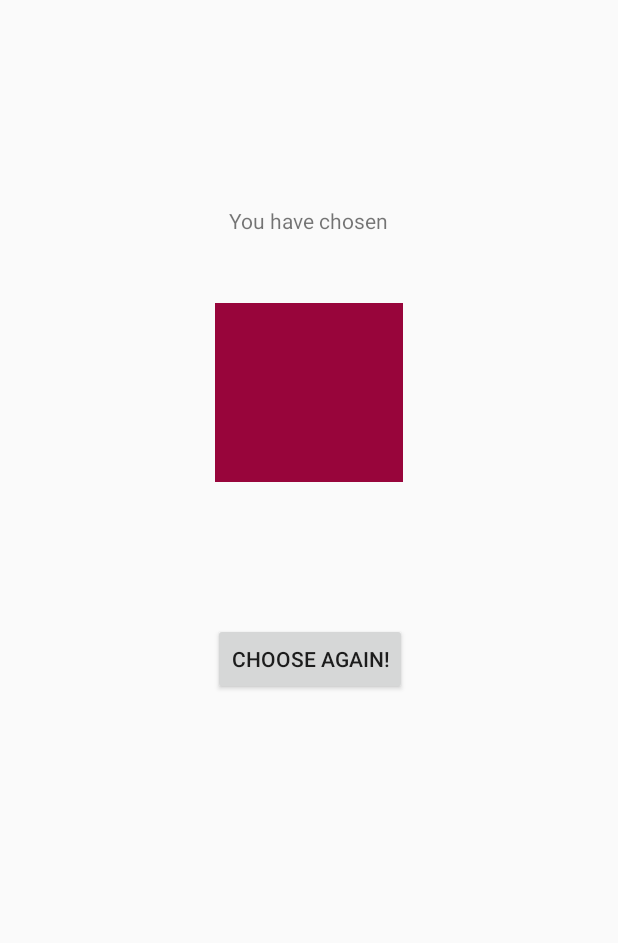
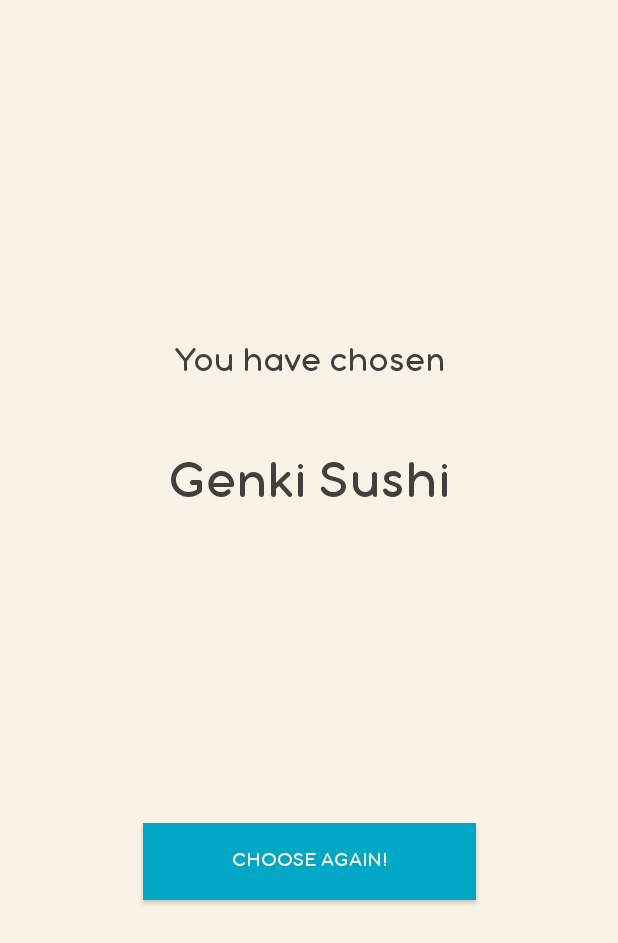
Before and after one commit to homerghad/JMARK, an Android app: the ChosenRestaurantActivity screen opened directly, with no data from a screen before it, on a phone screen of 412 x 824 dp. Shown: the top 943 px of the screen. Run offline under Robolectric (Android 15) with nearby library versions, the phone set to English and light mode, and no system bars.

Commit message:
Revised chosen restaurant activity

```diff
--- a/app/src/main/res/layout/activity_chosen_restaurant.xml
+++ b/app/src/main/res/layout/activity_chosen_restaurant.xml
@@ -4,57 +4,67 @@
     xmlns:tools="http://schemas.android.com/tools"
     android:layout_width="match_parent"
     android:layout_height="match_parent"
+    android:background="@color/colorWhite"
     tools:context=".activity.ChosenRestaurantActivity">
 
     <Button
         android:id="@+id/button9"
-        android:layout_width="wrap_content"
-        android:layout_height="wrap_content"
+        android:layout_width="222dp"
+        android:layout_height="51dp"
+        android:layout_marginBottom="224dp"
+        android:layout_marginEnd="162dp"
+        android:layout_marginLeft="161dp"
+        android:layout_marginRight="162dp"
         android:layout_marginStart="161dp"
-        android:layout_marginLeft="161dp"
-        android:layout_marginTop="7dp"
-        android:layout_marginEnd="162dp"
-        android:layout_marginRight="162dp"
-        android:layout_marginBottom="296dp"
+        android:background="@color/colorTeal"
         android:onClick="goToMainActivity"
         android:text="Choose Again!"
+        app:fontFamily="@font/abc"
+        android:textColor="@color/colorWhite"
         app:layout_constraintBottom_toBottomOf="parent"
         app:layout_constraintEnd_toEndOf="parent"
-        app:layout_constraintHorizontal_bias="0.487"
-        app:layout_constraintStart_toStartOf="parent"
-        app:layout_constraintTop_toBottomOf="@+id/imageView" />
-
-    <ImageView
-        android:id="@+id/imageView"
-        android:layout_width="125dp"
-        android:layout_height="119dp"
-        android:layout_marginStart="143dp"
-        android:layout_marginLeft="143dp"
-        android:layout_marginTop="137dp"
-        android:layout_marginEnd="143dp"
-        android:layout_marginRight="143dp"
-        android:layout_marginBottom="21dp"
-        android:src="@color/colorAccent"
-        app:layout_constraintBottom_toTopOf="@+id/button9"
-        app:layout_constraintEnd_toEndOf="parent"
-        app:layout_constraintStart_toStartOf="parent"
-        app:layout_constraintTop_toTopOf="parent"
-        app:layout_constraintVertical_bias="0.24000001"
-        app:srcCompat="@mipmap/ic_launcher" />
+        app:layout_constraintHorizontal_bias="0.496"
+        app:layout_constraintStart_toStartOf="parent" />
 
     <TextView
         android:id="@+id/textView2"
         android:layout_width="wrap_content"
         android:layout_height="wrap_content"
+        android:layout_marginBottom="8dp"
+        android:layout_marginEnd="152dp"
+        android:layout_marginLeft="151dp"
+        android:layout_marginRight="152dp"
         android:layout_marginStart="151dp"
+        android:layout_marginTop="101dp"
+        android:text="Genki Sushi"
+        android:textColor="@color/colorGray"
+        android:textSize="36sp"
+        app:fontFamily="@font/abc"
+        app:layout_constraintBottom_toBottomOf="parent"
+        app:layout_constraintEnd_toEndOf="parent"
+        app:layout_constraintHorizontal_bias="0.49"
+        app:layout_constraintStart_toStartOf="parent"
+        app:layout_constraintTop_toTopOf="parent"
+        app:layout_constraintVertical_bias="0.296" />
+
+    <TextView
+        android:id="@+id/textView12"
+        android:layout_width="wrap_content"
+        android:layout_height="wrap_content"
+        android:layout_marginBottom="8dp"
+        android:layout_marginEnd="152dp"
         android:layout_marginLeft="151dp"
+        android:layout_marginRight="152dp"
+        android:layout_marginStart="151dp"
         android:layout_marginTop="101dp"
-        android:layout_marginEnd="152dp"
-        android:layout_marginRight="152dp"
-        android:layout_marginBottom="10dp"
         android:text="You have chosen"
-        app:layout_constraintBottom_toTopOf="@+id/imageView"
+        android:textColor="@color/colorGray"
+        android:textSize="24sp"
+        app:fontFamily="@font/abc"
+        app:layout_constraintBottom_toBottomOf="parent"
         app:layout_constraintEnd_toEndOf="parent"
+        app:layout_constraintHorizontal_bias="0.49"
         app:layout_constraintStart_toStartOf="parent"
-        app:layout_constraintTop_toTopOf="parent" />
+        app:layout_constraintTop_toTopOf="parent"
+        app:layout_constraintVertical_bias="0.182" />
 </android.support.constraint.ConstraintLayout>
```
